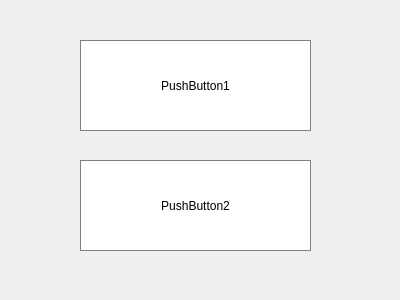
hexu1985/demo_code, file qt/push_button_style/mywidget.ui: the form before one commit.
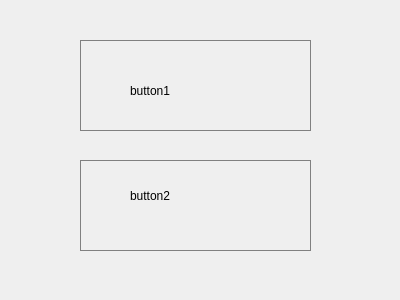
The form after the commit.

Commit message: update push_button_style

Diff of the .ui file:
```diff
--- a/qt/push_button_style/mywidget.ui
+++ b/qt/push_button_style/mywidget.ui
@@ -24,7 +24,7 @@
    </property>
    <property name="styleSheet">
     <string notr="true">QPushButton { 
-	background-color: rgb(255,255,255);
+	background-color: rgba(0,0,0,0);
 	border:1px solid gray;
 }
 
@@ -37,7 +37,7 @@
 </string>
    </property>
    <property name="text">
-    <string>PushButton1</string>
+    <string/>
    </property>
   </widget>
   <widget class="QPushButton" name="pushButton_2">
@@ -52,7 +52,7 @@
    <property name="styleSheet">
     <string notr="true">QPushButton
 {
-	background-color: rgb(255,255,255);
+	background-color: rgba(0,0,0,0);
 	border:1px solid gray;
 }
 
@@ -65,9 +65,39 @@
 </string>
    </property>
    <property name="text">
-    <string>PushButton2</string>
+    <string/>
    </property>
   </widget>
+  <widget class="QLabel" name="label">
+   <property name="geometry">
+    <rect>
+     <x>130</x>
+     <y>70</y>
+     <width>111</width>
+     <height>41</height>
+    </rect>
+   </property>
+   <property name="text">
+    <string>button1</string>
+   </property>
+  </widget>
+  <widget class="QLabel" name="label_2">
+   <property name="geometry">
+    <rect>
+     <x>130</x>
+     <y>170</y>
+     <width>121</width>
+     <height>51</height>
+    </rect>
+   </property>
+   <property name="text">
+    <string>button2</string>
+   </property>
+  </widget>
+  <zorder>label_2</zorder>
+  <zorder>label</zorder>
+  <zorder>pushButton</zorder>
+  <zorder>pushButton_2</zorder>
  </widget>
  <layoutdefault spacing="6" margin="11"/>
  <resources/>
```
Left out of the diff: 4 changed lines with no effect on the pictures. The commit also changes 1 other file.
